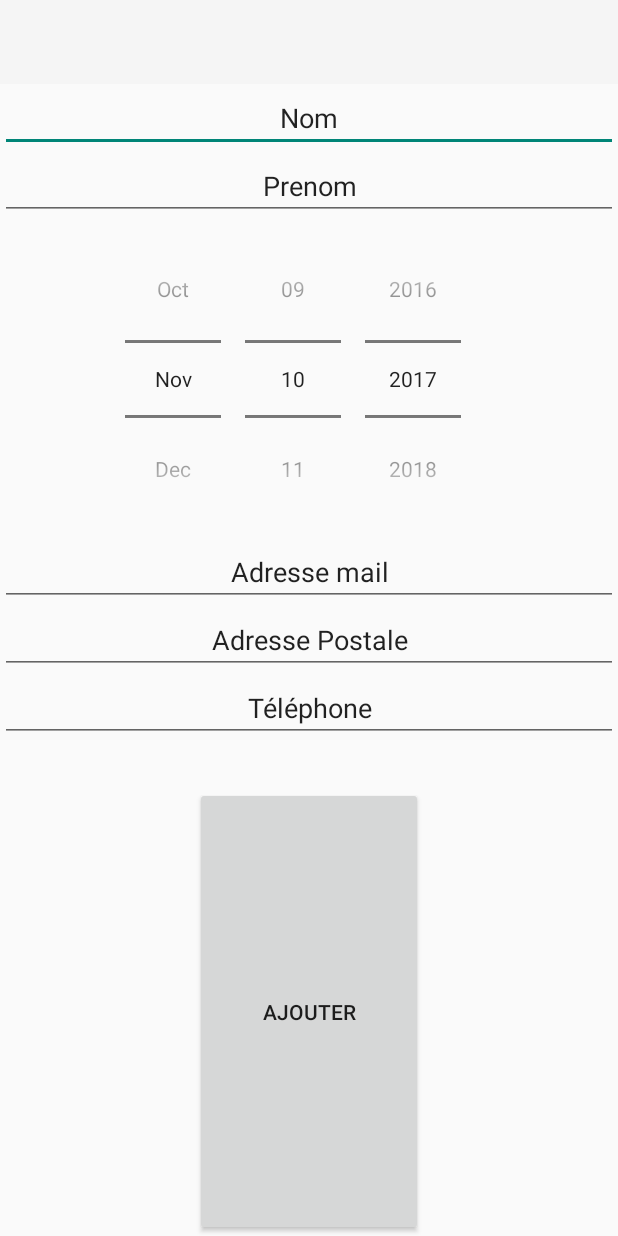
After one commit to chovCodeur/MyApplication, an Android app: the ModifierPersonne screen opened directly, with no data from a screen before it, on a phone screen of 412 x 824 dp. The commit adds this screen. Run offline under Robolectric (Android 15) with nearby library versions, the phone set to English and light mode, and no system bars.

Commit message:
xml pour catégorie et Mes infos

```diff
--- a/app/build.gradle
+++ b/app/build.gradle
@@ -27,5 +27,6 @@ dependencies {
     })
     compile 'com.android.support:appcompat-v7:26.+'
     compile 'com.android.support:design:26.+'
+    compile 'com.android.support.constraint:constraint-layout:1.0.2'
     testCompile 'junit:junit:4.12'
 }
--- a/app/src/main/AndroidManifest.xml
+++ b/app/src/main/AndroidManifest.xml
@@ -9,7 +9,6 @@
         android:roundIcon="@mipmap/ic_launcher_round"
         android:supportsRtl="true"
         android:theme="@style/Theme.AppCompat.Light.NoActionBar">
-
         <activity
             android:name=".MainActivity"
             android:label="@string/app_name"
@@ -20,6 +19,8 @@
                 <category android:name="android.intent.category.LAUNCHER" />
             </intent-filter>
         </activity>
+        <activity android:name=".AjouterCategorie" />
+        <activity android:name=".ModifierPersonne"></activity>
     </application>
 
 </manifest>
--- a/app/src/main/java/com/example/michelparis/myapplication/MainActivity.java
+++ b/app/src/main/java/com/example/michelparis/myapplication/MainActivity.java
@@ -15,7 +15,8 @@ import android.view.MenuItem;
 import android.view.View;
 import android.widget.TextView;
 
-public class MainActivity extends AppCompatActivity implements NavigationView.OnNavigationItemSelectedListener {
+public class
+MainActivity extends AppCompatActivity implements NavigationView.OnNavigationItemSelectedListener {
 
     private DrawerLayout drawer;
 
@@ -28,7 +29,7 @@ public class MainActivity extends AppCompatActivity implements NavigationView.On
         TextView toolbarTitle = (TextView) findViewById(R.id.toolbar_title);
         toolbarTitle.setTextColor(getResources().getColor(R.color.toolbarTitle));
 
-        myToolbar.setTitle("");
+        myToolbar.setTitle("typuo");
         setSupportActionBar(myToolbar);
 
         drawer = (DrawerLayout) findViewById(R.id.drawer_layout);
--- /dev/null
+++ b/app/src/main/java/com/example/michelparis/myapplication/ModifierPersonne.java
@@ -0,0 +1,13 @@
+package com.example.michelparis.myapplication;
+
+import android.support.v7.app.AppCompatActivity;
+import android.os.Bundle;
+
+public class ModifierPersonne extends AppCompatActivity {
+
+    @Override
+    protected void onCreate(Bundle savedInstanceState) {
+        super.onCreate(savedInstanceState);
+        setContentView(R.layout.activity_modifier_personne);
+    }
+}
--- /dev/null
+++ b/app/src/main/res/layout/activity_modifier_personne.xml
@@ -0,0 +1,90 @@
+<?xml version="1.0" encoding="utf-8"?>
+<LinearLayout xmlns:android="http://schemas.android.com/apk/res/android"
+    xmlns:app="http://schemas.android.com/apk/res-auto"
+    xmlns:tools="http://schemas.android.com/tools"
+    android:layout_width="match_parent"
+    android:layout_height="match_parent"
+    android:orientation="vertical"
+    tools:context="com.example.michelparis.myapplication.ModifierPersonne">
+
+    <android.support.v7.widget.Toolbar
+        android:id="@+id/toolbarMesInfos"
+        android:layout_width="match_parent"
+        android:layout_height="wrap_content"
+        android:background="?attr/colorPrimary"
+        android:minHeight="?attr/actionBarSize"
+        android:theme="?attr/actionBarTheme"
+        android:title="Mes Infos" />
+
+    <EditText
+        android:id="@+id/editNom"
+        android:layout_width="match_parent"
+        android:layout_height="wrap_content"
+        android:ems="10"
+        android:inputType="textPersonName"
+        android:textAlignment="center"
+        android:text="Nom" />
+
+    <EditText
+        android:id="@+id/editPrenom"
+        android:layout_width="match_parent"
+        android:layout_height="wrap_content"
+        android:ems="10"
+        android:inputType="textPersonName"
+        android:textAlignment="center"
+        android:text="Prenom" />
+    <!--EditText
+        android:id="@+id/editText5"
+        android:layout_width="match_parent"
+        android:layout_height="wrap_content"
+        android:ems="10"
+        android:inputType="date"
+        android:textAlignment="center"
+        android:text="Date" /-->
+    <DatePicker
+        android:id="@+id/dp"
+        android:layout_width="wrap_content"
+        android:layout_height="wrap_content"
+        android:calendarViewShown="false"
+        android:layout_marginLeft="75dp"
+        android:layout_marginRight="75dp"
+        android:datePickerMode="spinner" />
+    <EditText
+        android:id="@+id/editEmail"
+        android:layout_width="match_parent"
+        android:layout_height="wrap_content"
+        android:ems="10"
+        android:inputType="textEmailAddress"
+        android:textAlignment="center"
+        android:text="Adresse mail" />
+    <EditText
+        android:id="@+id/editAdresse"
+        android:layout_width="match_parent"
+        android:layout_height="wrap_content"
+        android:ems="10"
+        android:inputType="textPostalAddress"
+        android:textAlignment="center"
+        android:text="Adresse Postale" />
+
+    <EditText
+        android:id="@+id/editTelephone"
+        android:layout_width="match_parent"
+        android:layout_height="wrap_content"
+        android:ems="10"
+        android:textAlignment="center"
+        android:inputType="phone"
+        android:text="Téléphone" />
+
+    <Button
+        android:id="@+id/buttonAjoutInfos"
+        android:layout_width="match_parent"
+        android:layout_height="wrap_content"
+        android:layout_gravity="bottom"
+        android:layout_marginLeft="130dp"
+        android:layout_marginRight="130dp"
+        android:layout_marginTop="30dp"
+        android:layout_weight="0.09"
+        android:text="Ajouter" />
+
+
+</LinearLayout>
--- a/app/src/main/res/layout/app_bar_main.xml
+++ b/app/src/main/res/layout/app_bar_main.xml
@@ -26,7 +26,7 @@
                 android:id="@+id/toolbar_title"
                 android:layout_width="wrap_content"
                 android:layout_height="wrap_content"
-                android:text="@string/app_name"
+
                 android:textSize="24sp" />
 
 
```
Also changed, not shown: app/src/main/java/com/example/michelparis/myapplication/AjouterCategorie.java (added, +13 -0 lines), app/src/main/res/layout/activity_ajouter_categorie.xml (added, +55 -0 lines), 1 other file.
